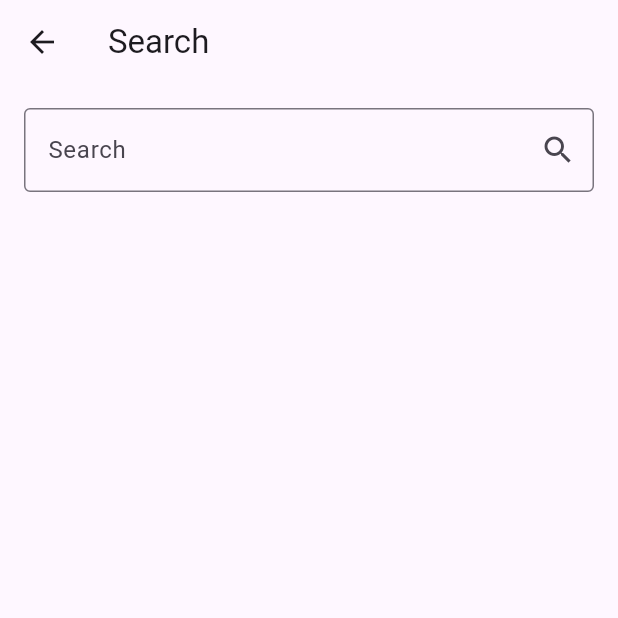
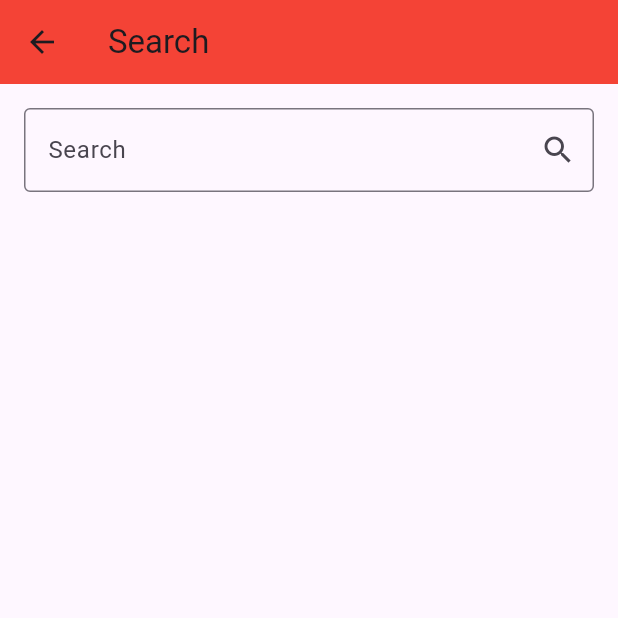
Before and after one commit to LorenzoAbati/creatorshub_flutter_app, a Flutter app: the screen it shows after launch, after a tap on "LOGIN as follower", after a tap on the "search" icon, on a phone screen of 412 x 824 dp, the top half of it. Run offline on Flutter 3.47's test engine with Material 3 defaults, Android fonts, the phone set to English and light mode, and no system bars; network calls fail.

Commit message:
color coherence + added title in chat list

```diff
--- a/lib/main.dart
+++ b/lib/main.dart
@@ -27,7 +27,6 @@ class LoginPage extends StatelessWidget {
   Widget build(BuildContext context) {
     return Scaffold(
       appBar: AppBar(
-        title: const Text('Login'),
       ),
       body: Padding(
         padding: const EdgeInsets.fromLTRB(16.0, 0.0, 16.0, 120.0),
@@ -88,7 +87,11 @@ class ChatListPage extends StatelessWidget {
   Widget build(BuildContext context) {
     return Scaffold(
       appBar: AppBar(
-        title: const Text('Chats'),
+        title: SizedBox(
+          height: 25, // Example height, adjust as needed.
+          child: Image.asset('assets/images/title.png', fit: BoxFit.contain),
+        ),
+        backgroundColor: Colors.red, // Add this line
         actions: [
           IconButton(
             icon: const Icon(Icons.search),
@@ -275,6 +278,7 @@ class SearchPage extends StatelessWidget {
     return Scaffold(
       appBar: AppBar(
         title: const Text('Search'),
+        backgroundColor: Colors.red, // Add this line
       ),
       body: Padding(
         padding: const EdgeInsets.all(16.0),
--- a/lib/pages/chat.dart
+++ b/lib/pages/chat.dart
@@ -80,10 +80,12 @@ class _ChatPageState extends State<ChatPage> {
                 ),
                 const SizedBox(width: 8.0),
                 CircleAvatar(
+                  radius: 26, // Increase the radius for a larger button
                   backgroundColor: Colors.red,
                   child: IconButton(
+                    iconSize: 28, // Optionally increase the icon size
                     icon: const Icon(Icons.send, color: Colors.white),
-                    onPressed: sendMessage, // Updated to call sendMessage
+                    onPressed: sendMessage,
                   ),
                 ),
               ],
--- a/pubspec.yaml
+++ b/pubspec.yaml
@@ -60,6 +60,7 @@ flutter:
 
   assets:
     - assets/images/logo.png
+    - assets/images/title.png
 
   # To add assets to your application, add an assets section, like this:
   # assets:
```
Also changed, not shown: assets/images/title.png (added).
